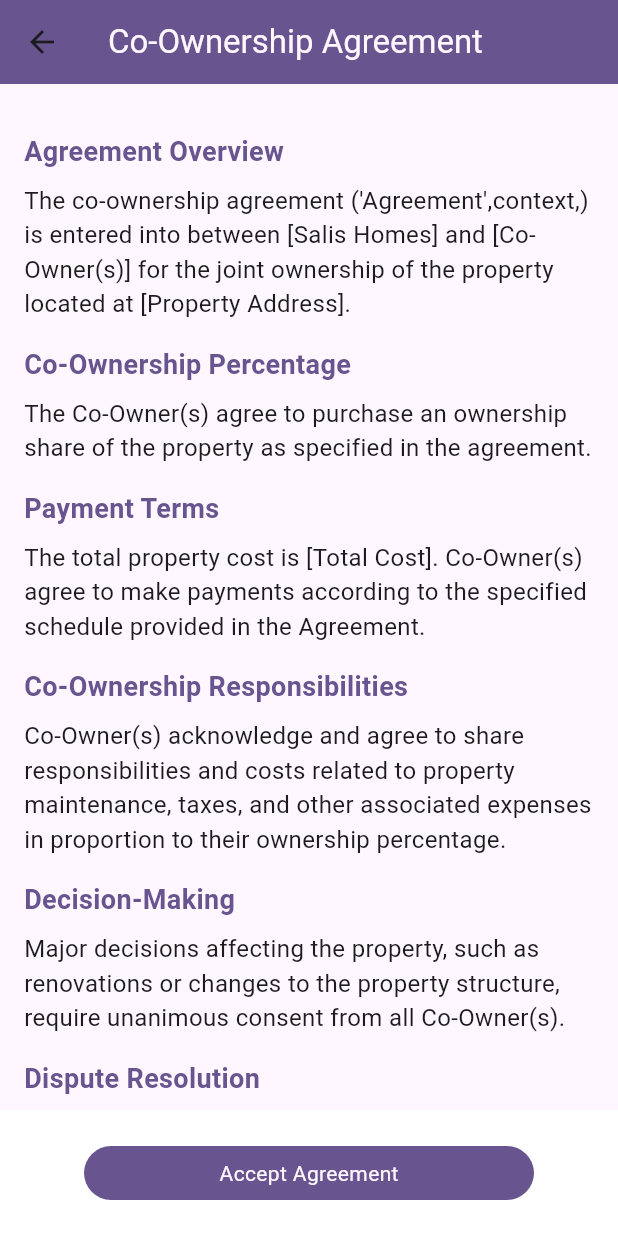
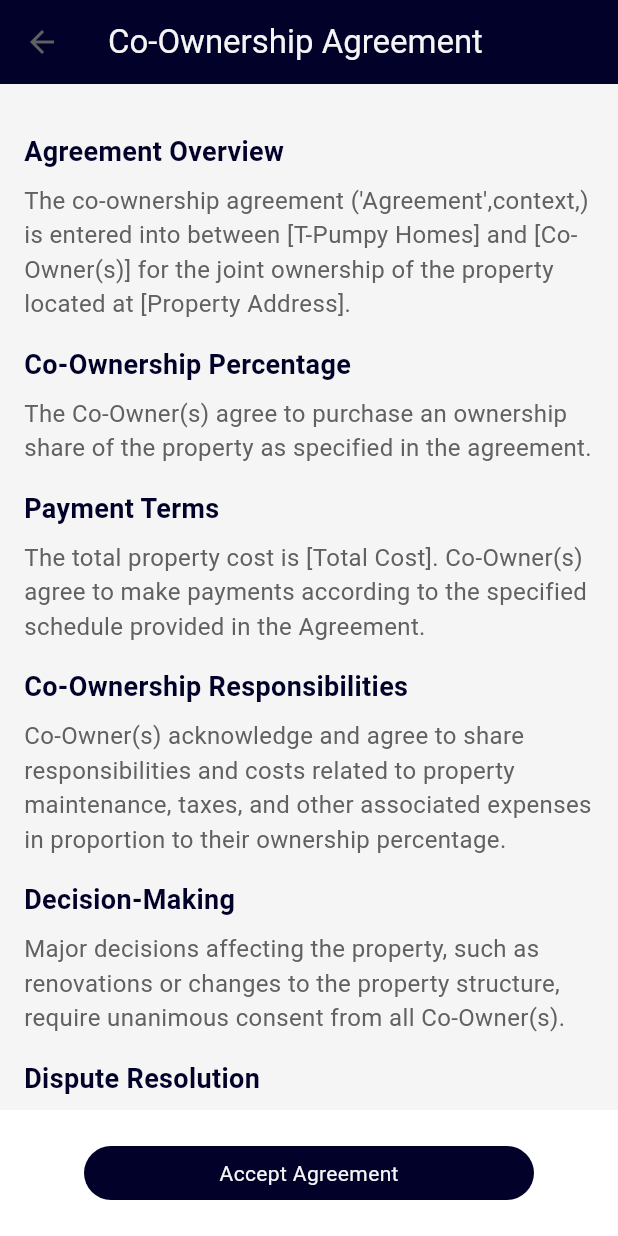
Before and after one commit to odufu/tpumpy, a Flutter app: the TermsAndAgreementPage screen opened directly, on a phone screen of 412 x 824 dp. Run offline on Flutter 3.47's test engine with Material 3 defaults, Android fonts, the phone set to English and light mode, and no system bars; our stand-ins replace chewie, video_player.

Commit message:
added logo

```diff
--- a/lib/tpumpy/auth/presentation/pages/login_page.dart
+++ b/lib/tpumpy/auth/presentation/pages/login_page.dart
@@ -20,10 +20,9 @@ class LoginPage extends StatelessWidget {
             const SizedBox(
               height: 50,
             ),
-            SizedBox(
-                width: 100,
-                child: Image.asset("assets/images/roundedLogo.png")),
+            SizedBox(width: 100, child: Image.asset("assets/tpumpyLogo.png")),
             Text(
+              //assets/tpumpyLogo.png
               "Login",
               style: TextStyle(
                   fontSize: 25, color: Theme.of(context).colorScheme.surface),
--- a/lib/tpumpy/auth/presentation/pages/sign_up_page.dart
+++ b/lib/tpumpy/auth/presentation/pages/sign_up_page.dart
@@ -19,9 +19,7 @@ class SignUpPage extends StatelessWidget {
             const SizedBox(
               height: 50,
             ),
-            SizedBox(
-                width: 100,
-                child: Image.asset("assets/images/roundedLogo.png")),
+            SizedBox(width: 100, child: Image.asset("assets/tpumpyLogo.png")),
             Text(
               "Sign Up",
               style: TextStyle(
--- a/lib/tpumpy/auth/presentation/pages/splash_screen.dart
+++ b/lib/tpumpy/auth/presentation/pages/splash_screen.dart
@@ -29,14 +29,13 @@ class _SplashScreenState extends State<SplashScreen> {
           child: Column(
             mainAxisAlignment: MainAxisAlignment.center,
             children: [
-              SizedBox(
-                  width: 100,
-                  child: Image.asset("assets/images/roundedLogo.png")),
+              SizedBox(width: 100, child: Image.asset("assets/tpumpyLogo.png")),
+              //assets/tpupylogo.png
               const SizedBox(
                 height: 60,
               ),
               Text(
-                "SALIS",
+                "T-PUMPY",
                 style: TextStyle(
                     fontSize: 30,
                     fontWeight: FontWeight.w100,
--- a/lib/tpumpy/auth/presentation/pages/welcome_page.dart
+++ b/lib/tpumpy/auth/presentation/pages/welcome_page.dart
@@ -18,11 +18,9 @@ class WelcomePage extends StatelessWidget {
             const SizedBox(
               height: 50,
             ),
-            SizedBox(
-                width: 100,
-                child: Image.asset("assets/images/roundedLogo.png")),
+            SizedBox(width: 100, child: Image.asset("assets/tpumpyLogo.png")),
             Text(
-              "SALIS",
+              "T-PUMPY",
               style: TextStyle(
                   fontSize: 30,
                   fontWeight: FontWeight.w100,
@@ -77,7 +75,7 @@ class WelcomePage extends StatelessWidget {
                         padding: EdgeInsets.all(15),
                         child: Text(
                           textAlign: TextAlign.center,
-                          "Discover your dream properties with Salis Home, Where ownership meets excelence seemlesly",
+                          "Discover your dream properties with T-Pumpy Home, Where ownership meets excelence seemlesly",
                           style: TextStyle(fontSize: 16),
                         ),
                       ),
--- a/lib/tpumpy/core/theme/salis_mode.dart
+++ b/lib/tpumpy/core/theme/salis_mode.dart
@@ -2,10 +2,10 @@ import 'package:flutter/material.dart';
 
 import 'colors.dart';
 
-ThemeData salisMode = ThemeData(
+ThemeData tpumpyMode = ThemeData(
     colorScheme: ColorScheme(
         brightness: Brightness.light,
-        primary: Color.fromARGB(255, 42, 4, 1),
+        primary: Color.fromARGB(255, 1, 1, 42),
         onPrimary: Colors.black,
         secondary: AppColor.secondaryColor,
         tertiary: Colors.orange,
--- a/lib/tpumpy/home_page/presentation/home_page.dart
+++ b/lib/tpumpy/home_page/presentation/home_page.dart
@@ -59,7 +59,7 @@ class _MyHomePageState extends State<MyHomePage> {
                 child: Row(
                   children: [
                     Image.asset(
-                      "assets/images/roundedLogo.png",
+                      "assets/tpumpyLogo.png",
                       width: 40,
                     ),
                     const SizedBox(
--- a/lib/tpumpy/props/data/property.dart
+++ b/lib/tpumpy/props/data/property.dart
@@ -105,7 +105,7 @@ List<Property> myProperties = [
       details:
           "The very best of comfort in homes as engeneered with the mindset of reliability and maximum comfort",
       price: 2000000,
-      address: "Salis Court, Gwagwalada, central area",
+      address: "T-Pumpy Court, Gwagwalada, central area",
       cartegory: Cartegory.homes,
       images: [
         "assets/images/props4.jpg",
@@ -142,7 +142,7 @@ List<Property> myProperties = [
       details:
           "Immerse yourself in luxury with this mordern apartment featuring spacious rooms, top-notch amenities, and breathtaking views. Ideal for those seeking a blend of comfort and sophistication",
       price: 70000000,
-      address: "Salis Court, Gwagwalada, central area",
+      address: "T-Pumpy Court, Gwagwalada, central area",
       cartegory: Cartegory.homes,
       images: [
         "assets/images/props16.jpg",
@@ -174,7 +174,7 @@ List<Property> myProperties = [
       details:
           "The very best of comfort in homes as engeneered with the mindset of reliability and maximum comfort",
       price: 2000000,
-      address: "Salis Court, Gwagwalada, central area",
+      address: "T-Pumpy Court, Gwagwalada, central area",
       cartegory: Cartegory.homes,
       images: [
         "assets/images/props4.jpg",
@@ -207,11 +207,11 @@ List<Property> myProperties = [
         sharePrice: 400000,
       )),
   Property(
-    title: "Salis Homes Stead",
+    title: "T-Pumpy Homes Stead",
     details:
         "The very best of comfort in homes as engeneered with the mindset of reliability and maximum comfort",
     price: 2000000,
-    address: "Salis Court, Gwagwalada, central area",
+    address: "T-Pumpy Court, Gwagwalada, central area",
     cartegory: Cartegory.homes,
     images: [
       "assets/images/props4.jpg",
@@ -245,7 +245,7 @@ List<Property> myProperties = [
     details:
         "The very best of comfort in homes as engeneered with the mindset of reliability and maximum comfort",
     price: 2000000,
-    address: "Salis Court, Gwagwalada, central area",
+    address: "T-Pumpy Court, Gwagwalada, central area",
     cartegory: Cartegory.homes,
     images: [
       "assets/images/props4.jpg",
@@ -280,11 +280,11 @@ List<Property> myProperties = [
     isTaken: true,
   ),
   Property(
-    title: "Salis Homes Stead",
+    title: "T-Pumpy Homes Stead",
     details:
         "The very best of comfort in homes as engeneered with the mindset of reliability and maximum comfort",
     price: 2000000,
-    address: "Salis Court, Gwagwalada, central area",
+    address: "T-Pumpy Court, Gwagwalada, central area",
     cartegory: Cartegory.homes,
     images: [
       "assets/images/props4.jpg",
@@ -318,7 +318,7 @@ List<Property> myProperties = [
     details:
         "The very best of comfort in homes as engeneered with the mindset of reliability and maximum comfort",
     price: 2000000,
-    address: "Salis Court, Gwagwalada, central area",
+    address: "T-Pumpy Court, Gwagwalada, central area",
     cartegory: Cartegory.homes,
     images: [
       "assets/images/props4.jpg",
@@ -352,7 +352,7 @@ List<Property> myProperties = [
     details:
         "The very best of comfort in homes as engeneered with the mindset of reliability and maximum comfort",
     price: 2000000,
-    address: "Salis Court, Gwagwalada, central area",
+    address: "T-Pumpy Court, Gwagwalada, central area",
     cartegory: Cartegory.homes,
     images: [
       "assets/images/props4.jpg",
@@ -382,11 +382,11 @@ List<Property> myProperties = [
     isTaken: true,
   ),
   Property(
-    title: "Salis Homes Stead",
+    title: "T-Pumpy Homes Stead",
     details:
         "The very best of comfort in homes as engeneered with the mindset of reliability and maximum comfort",
     price: 2000000,
-    address: "Salis Court, Gwagwalada, central area",
+    address: "T-Pumpy Court, Gwagwalada, central area",
     cartegory: Cartegory.homes,
     images: [
       "assets/images/props4.jpg",
@@ -416,11 +416,11 @@ List<Property> myProperties = [
     isTaken: true,
   ),
   Property(
-    title: "Salis Homes Stead",
+    title: "T-Pumpy Homes Stead",
     details:
         "The very best of comfort in homes as engeneered with the mindset of reliability and maximum comfort",
     price: 2000000,
-    address: "Salis Court, Gwagwalada, central area",
+    address: "T-Pumpy Court, Gwagwalada, central area",
     cartegory: Cartegory.homes,
     images: [
       "assets/images/props4.jpg",
@@ -450,11 +450,11 @@ List<Property> myProperties = [
     isTaken: true,
   ),
   Property(
-    title: "Salis Homes Stead",
+    title: "T-Pumpy Homes Stead",
     details:
         "The very best of comfort in homes as engeneered with the mindset of reliability and maximum comfort",
     price: 2000000,
-    address: "Salis Court, Gwagwalada, central area",
+    address: "T-Pumpy Court, Gwagwalada, central area",
     cartegory: Cartegory.homes,
     images: [
       "assets/images/props4.jpg",
@@ -484,11 +484,11 @@ List<Property> myProperties = [
     isTaken: true,
   ),
   Property(
-    title: "Salis Homes Stead",
+    title: "T-Pumpy Homes Stead",
     details:
         "The very best of comfort in homes as engeneered with the mindset of reliability and maximum comfort",
     price: 2000000,
-    address: "Salis Court, Gwagwalada, central area",
+    address: "T-Pumpy Court, Gwagwalada, central area",
     cartegory: Cartegory.homes,
     images: [
       "assets/images/props4.jpg",
@@ -518,11 +518,11 @@ List<Property> myProperties = [
     isTaken: true,
   ),
   Property(
-    title: "Salis Homes Stead",
+    title: "T-Pumpy Homes Stead",
     details:
         "The very best of comfort in homes as engeneered with the mindset of reliability and maximum comfort",
     price: 2000000,
-    address: "Salis Court, Gwagwalada, central area",
+    address: "T-Pumpy Court, Gwagwalada, central area",
     cartegory: Cartegory.homes,
     images: [
       "assets/images/props4.jpg",
@@ -558,7 +558,7 @@ List<Property> newProperties = [
       title: "2-Bed Flat, Appartment",
       details: "The best of all mindset of reliability and maximum comfort",
       price: 20000000,
-      address: "Salis Court, Gwagwalada, central area",
+      address: "T-Pumpy Court, Gwagwalada, central area",
       cartegory: Cartegory.homes,
       images: [
         "assets/images/props2.jpg",
@@ -595,7 +595,7 @@ List<Property> newProperties = [
     details:
         "The very best of comfort in homes as engeneered with the mindset of reliability and maximum comfort",
     price: 45000000,
-    address: "Salis Court, Gwagwalada, central area",
+    address: "T-Pumpy Court, Gwagwalada, central area",
     cartegory: Cartegory.homes,
     images: [
       "assets/images/props4.jpg",
@@ -628,7 +628,7 @@ List<Property> newProperties = [
     details:
         "Super sliked and engeneered with the mindset of reliability and maximum comfort",
     price: 34000000,
-    address: "Salis Court, Gwagwalada, central area",
+    address: "T-Pumpy Court, Gwagwalada, central area",
     cartegory: Cartegory.homes,
     images: [
       "assets/images/props3.jpg",
@@ -666,7 +666,7 @@ List<Property> newProperties = [
       title: "2-Bed Flat, Appartment",
       details: "The best of all mindset of reliability and maximum comfort",
       price: 20000000,
-      address: "Salis Court, Gwagwalada, central area",
+      address: "T-Pumpy Court, Gwagwalada, central area",
       cartegory: Cartegory.homes,
       images: [
         "assets/images/props2.jpg",
@@ -703,7 +703,7 @@ List<Property> newProperties = [
     details:
         "The very best of comfort in homes as engeneered with the mindset of reliability and maximum comfort",
     price: 45000000,
-    address: "Salis Court, Gwagwalada, central area",
+    address: "T-Pumpy Court, Gwagwalada, central area",
     cartegory: Cartegory.homes,
     images: [
       "assets/images/props4.jpg",
@@ -736,7 +736,7 @@ List<Property> newProperties = [
     details:
         "Super sliked and engeneered with the mindset of reliability and maximum comfort",
     price: 34000000,
-    address: "Salis Court, Gwagwalada, central area",
+    address: "T-Pumpy Court, Gwagwalada, central area",
     cartegory: Cartegory.homes,
     images: [
       "assets/images/props3.jpg",
--- a/lib/tpumpy/props/presentation/property.dart
+++ b/lib/tpumpy/props/presentation/property.dart
@@ -17,7 +17,7 @@ class Property extends StatelessWidget {
               child: Row(
                 children: [
                   Image.asset(
-                    "assets/images/roundedLogo.png",
+                    "assets/tpumpyLogo.png",
                     color: Theme.of(context).colorScheme.primary,
                     width: 40,
                   ),
--- a/lib/tpumpy/props/presentation/widgets/terms_and_agreement_page.dart
+++ b/lib/tpumpy/props/presentation/widgets/terms_and_agreement_page.dart
@@ -26,7 +26,7 @@ class TermsAndAgreementPage extends StatelessWidget {
             context,
           ),
           _buildSectionDetails(
-            "The co-ownership agreement ('Agreement',context,) is entered into between [Salis Homes] and [Co-Owner(s)] for the joint ownership of the property located at [Property Address].",
+            "The co-ownership agreement ('Agreement',context,) is entered into between [T-Pumpy Homes] and [Co-Owner(s)] for the joint ownership of the property located at [Property Address].",
             context,
           ),
           _buildSectionHeader(
```
Also changed, not shown: lib/main.dart (+5 -109 lines), assets/images/tpupylogo (1).png (added), assets/tpumpyLogo.png (added), assets/tpupylogo.png, 22 other files.
